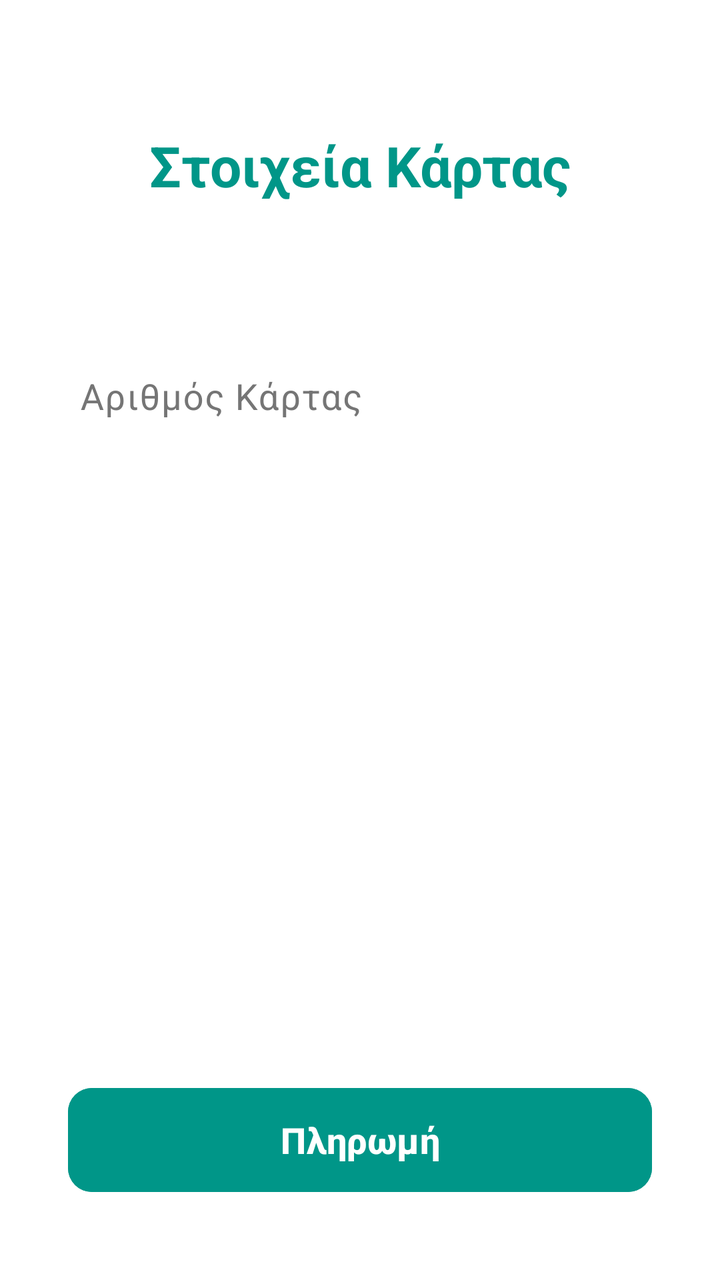
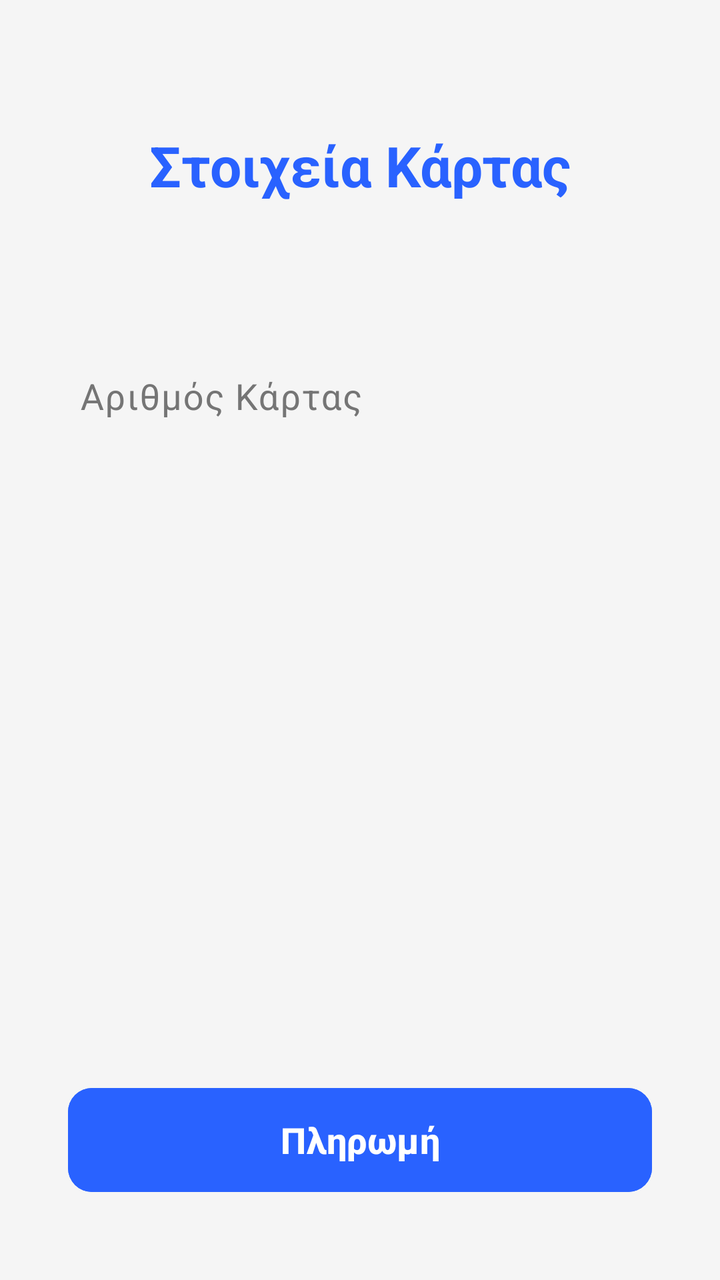

Before-and-after screenshots of an Android layout around one commit, followed by the original layout XML and the change that was made.
<!-- AndroidManifest.xml: application theme Theme.Team21 -->
<!-- res/layout/activity_customer_card_payment.xml -->
<?xml version="1.0" encoding="utf-8"?>
<androidx.constraintlayout.widget.ConstraintLayout
    xmlns:android="http://schemas.android.com/apk/res/android"
    xmlns:app="http://schemas.android.com/apk/res-auto"
    xmlns:tools="http://schemas.android.com/tools"
    android:id="@+id/main"
    android:background="#FFFFFF"
    android:layout_width="match_parent"
    android:layout_height="match_parent"
    android:padding="24dp"
    tools:context=".view.customer.Payment.CustomerCardPaymentActivity">

    <TextView
        android:id="@+id/txtCustomerCardPaymentActivityHeader"
        android:layout_width="wrap_content"
        android:layout_height="wrap_content"
        android:text="Στοιχεία Κάρτας"
        android:textSize="28sp"
        android:textStyle="bold"
        android:textColor="#009688"
        app:layout_constraintTop_toTopOf="parent"
        app:layout_constraintStart_toStartOf="parent"
        app:layout_constraintEnd_toEndOf="parent"
        android:layout_marginTop="40dp"/>

    <com.google.android.material.textfield.TextInputLayout
        android:id="@+id/textInputLayout2"
        android:layout_width="match_parent"
        android:layout_height="wrap_content"
        android:layout_marginTop="60dp"
        app:boxBackgroundColor="#FAFAFA"
        app:boxStrokeColor="#009688"
        app:hintTextColor="#009688"
        app:layout_constraintTop_toBottomOf="@+id/txtCustomerCardPaymentActivityHeader"
        tools:layout_editor_absoluteX="24dp">

        <EditText
            android:id="@+id/edittxtCustomerCardPaymentActivityCardNumber"
            android:layout_width="match_parent"
            android:layout_height="wrap_content"
            android:background="@android:color/transparent"
            android:digits="0123456789-"
            android:hint="Αριθμός Κάρτας"
            android:inputType="phone"
            android:maxLength="19"
            android:padding="20dp"
            android:textColor="#000000"
            android:textSize="18sp" />

    </com.google.android.material.textfield.TextInputLayout>

    <Button
        android:id="@+id/btnCustomerCardPaymentActivityPayment"
        android:layout_width="match_parent"
        android:layout_height="60dp"
        android:layout_marginStart="10dp"
        android:layout_marginEnd="10dp"
        android:layout_marginBottom="16dp"
        android:backgroundTint="#009688"
        android:text="Πληρωμή"
        android:textColor="#FFFFFF"
        android:textSize="18sp"
        android:textStyle="bold"
        app:cornerRadius="12dp"
        app:layout_constraintBottom_toBottomOf="parent"
        app:layout_constraintEnd_toEndOf="parent"
        app:layout_constraintStart_toStartOf="parent"
        app:layout_constraintTop_toBottomOf="@+id/textInputLayout2"
        app:layout_constraintVertical_bias="1.0" />

</androidx.constraintlayout.widget.ConstraintLayout>
<!-- resources referenced by this layout -->
<resources>
  <style name="Theme.Team21" parent="Base.Theme.Team21" />
  <style name="Base.Theme.Team21" parent="Theme.Material3.DayNight.NoActionBar">
  
          
          <item name="android:windowBackground">@color/bg_light</item>
          <item name="colorSurface">@color/card_light</item>
          <item name="colorSurfaceVariant">@color/input_bg_light</item>
  
          
          <item name="colorOnSurface">@color/text_dark</item>
          <item name="colorOnSurfaceVariant">@color/text_muted_light</item>
  
          <item name="colorOnPrimary">@color/white</item>
  
          
          <item name="colorPrimary">@color/eshop_primary</item>
          <item name="colorSecondary">@color/eshop_accent</item>
  
          <item name="colorError">@color/error_red_light</item>
  
          
          <item name="android:statusBarColor">@color/bg_light</item>
          <item name="android:windowLightStatusBar">true</item>
  
          
          <item name="colorFilterActive">@color/filter_active_light</item>
          <item name="colorFilterUnselected">@color/filter_bg_unselected_light</item>
  
          
          <item name="colorMenuButton">@color/teal_menu_light</item>
      </style>
  <color name="bg_light">#F5F5F5</color>
  <color name="card_light">#FFFFFF</color>
  <color name="input_bg_light">#EBEBEB</color>
  <color name="text_dark">#212121</color>
  <color name="text_muted_light">#757575</color>
  <color name="white">#FFFFFFFF</color>
  <color name="eshop_primary">#2962FF</color>
  <color name="eshop_accent">#FF6D00</color>
  <color name="error_red_light">#D32F2F</color>
  <color name="filter_active_light">#2962FF</color>
  <color name="filter_bg_unselected_light">#E0E0E0</color>
  <color name="teal_menu_light">#009688</color>
</resources>

<!-- the commit's change to res/layout/activity_customer_card_payment.xml (unified diff, before → after) -->
@@ -4,7 +4,7 @@
     xmlns:app="http://schemas.android.com/apk/res-auto"
     xmlns:tools="http://schemas.android.com/tools"
     android:id="@+id/main"
-    android:background="#FFFFFF"
+    android:background="?android:attr/windowBackground"
     android:layout_width="match_parent"
     android:layout_height="match_parent"
     android:padding="24dp"
@@ -17,7 +17,7 @@
         android:text="Στοιχεία Κάρτας"
         android:textSize="28sp"
         android:textStyle="bold"
-        android:textColor="#009688"
+        android:textColor="?attr/colorPrimary"
         app:layout_constraintTop_toTopOf="parent"
         app:layout_constraintStart_toStartOf="parent"
         app:layout_constraintEnd_toEndOf="parent"
@@ -28,9 +28,9 @@
         android:layout_width="match_parent"
         android:layout_height="wrap_content"
         android:layout_marginTop="60dp"
-        app:boxBackgroundColor="#FAFAFA"
-        app:boxStrokeColor="#009688"
-        app:hintTextColor="#009688"
+        app:boxBackgroundColor="?attr/colorSurfaceVariant"
+        app:boxStrokeColor="?attr/colorPrimary"
+        app:hintTextColor="?attr/colorPrimary"
         app:layout_constraintTop_toBottomOf="@+id/txtCustomerCardPaymentActivityHeader"
         tools:layout_editor_absoluteX="24dp">
 
@@ -41,10 +41,11 @@
             android:background="@android:color/transparent"
             android:digits="0123456789-"
             android:hint="Αριθμός Κάρτας"
+            android:textColorHint="?attr/colorOnSurfaceVariant"
             android:inputType="phone"
             android:maxLength="19"
             android:padding="20dp"
-            android:textColor="#000000"
+            android:textColor="?attr/colorOnSurface"
             android:textSize="18sp" />
 
     </com.google.android.material.textfield.TextInputLayout>
@@ -56,9 +57,9 @@
         android:layout_marginStart="10dp"
         android:layout_marginEnd="10dp"
         android:layout_marginBottom="16dp"
-        android:backgroundTint="#009688"
+        android:backgroundTint="?attr/colorPrimary"
         android:text="Πληρωμή"
-        android:textColor="#FFFFFF"
+        android:textColor="?attr/colorOnPrimary"
         android:textSize="18sp"
         android:textStyle="bold"
         app:cornerRadius="12dp"
